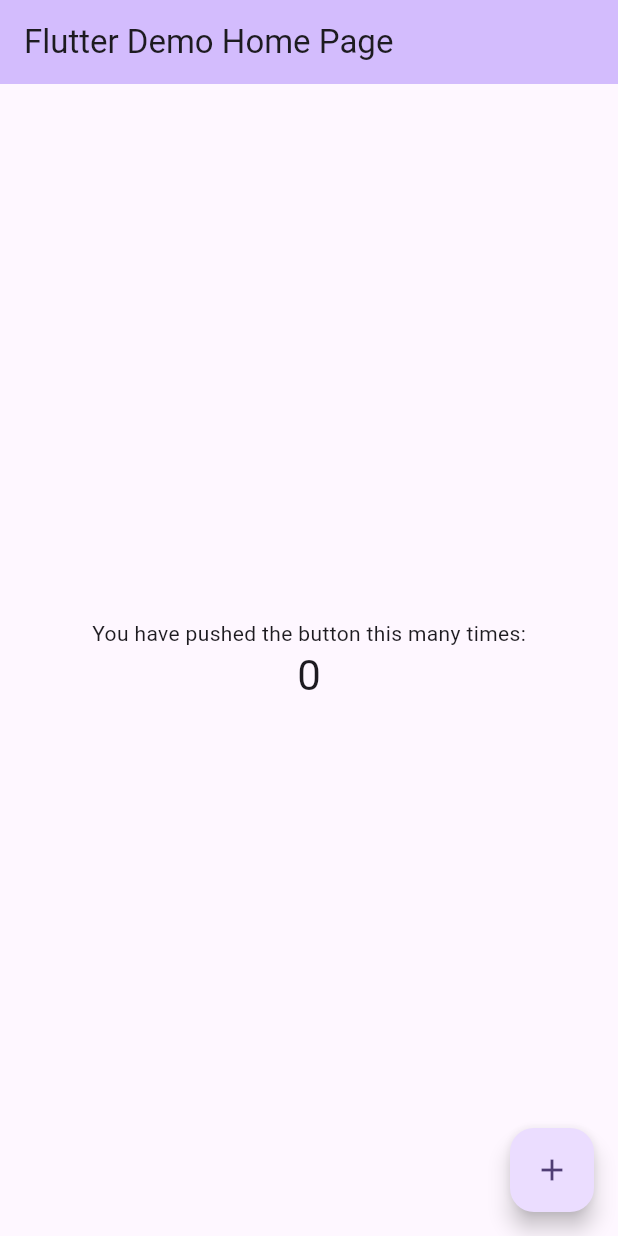
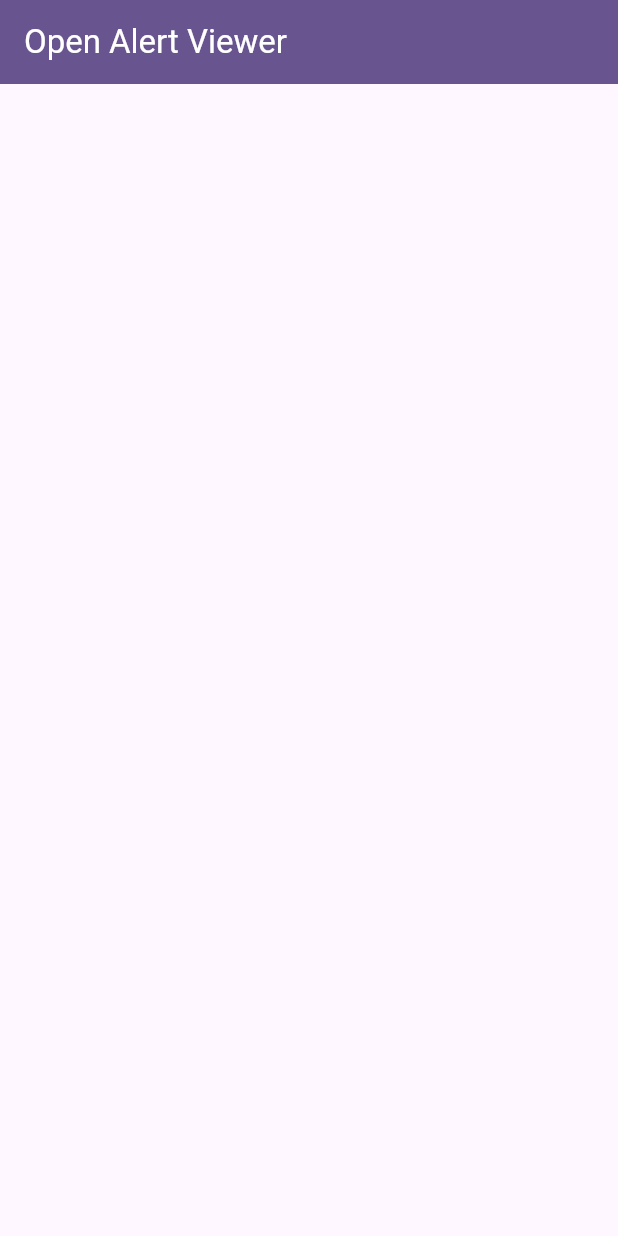
Before and after one commit to leaf-node/open_alert_viewer, a Flutter app: the screen it shows after launch, on a phone screen of 412 x 824 dp. Run offline on Flutter 3.47's test engine with Material 3 defaults, Android fonts, the phone set to English and light mode, and no system bars.

Commit message:
Relocate code, display empty Scaffold

```diff
--- a/lib/main.dart
+++ b/lib/main.dart
@@ -1,125 +1,7 @@
 import 'package:flutter/material.dart';
+
+import 'view/app.dart';
 
 void main() {
   runApp(const MyApp());
 }
-
-class MyApp extends StatelessWidget {
-  const MyApp({super.key});
-
-  // This widget is the root of your application.
-  @override
-  Widget build(BuildContext context) {
-    return MaterialApp(
-      title: 'Flutter Demo',
-      theme: ThemeData(
-        // This is the theme of your application.
-        //
-        // TRY THIS: Try running your application with "flutter run". You'll see
-        // the application has a purple toolbar. Then, without quitting the app,
-        // try changing the seedColor in the colorScheme below to Colors.green
-        // and then invoke "hot reload" (save your changes or press the "hot
-        // reload" button in a Flutter-supported IDE, or press "r" if you used
-        // the command line to start the app).
-        //
-        // Notice that the counter didn't reset back to zero; the application
-        // state is not lost during the reload. To reset the state, use hot
-        // restart instead.
-        //
-        // This works for code too, not just values: Most code changes can be
-        // tested with just a hot reload.
-        colorScheme: ColorScheme.fromSeed(seedColor: Colors.deepPurple),
-        useMaterial3: true,
-      ),
-      home: const MyHomePage(title: 'Flutter Demo Home Page'),
-    );
-  }
-}
-
-class MyHomePage extends StatefulWidget {
-  const MyHomePage({super.key, required this.title});
-
-  // This widget is the home page of your application. It is stateful, meaning
-  // that it has a State object (defined below) that contains fields that affect
-  // how it looks.
-
-  // This class is the configuration for the state. It holds the values (in this
-  // case the title) provided by the parent (in this case the App widget) and
-  // used by the build method of the State. Fields in a Widget subclass are
-  // always marked "final".
-
-  final String title;
-
-  @override
-  State<MyHomePage> createState() => _MyHomePageState();
-}
-
-class _MyHomePageState extends State<MyHomePage> {
-  int _counter = 0;
-
-  void _incrementCounter() {
-    setState(() {
-      // This call to setState tells the Flutter framework that something has
-      // changed in this State, which causes it to rerun the build method below
-      // so that the display can reflect the updated values. If we changed
-      // _counter without calling setState(), then the build method would not be
-      // called again, and so nothing would appear to happen.
-      _counter++;
-    });
-  }
-
-  @override
-  Widget build(BuildContext context) {
-    // This method is rerun every time setState is called, for instance as done
-    // by the _incrementCounter method above.
-    //
-    // The Flutter framework has been optimized to make rerunning build methods
-    // fast, so that you can just rebuild anything that needs updating rather
-    // than having to individually change instances of widgets.
-    return Scaffold(
-      appBar: AppBar(
-        // TRY THIS: Try changing the color here to a specific color (to
-        // Colors.amber, perhaps?) and trigger a hot reload to see the AppBar
-        // change color while the other colors stay the same.
-        backgroundColor: Theme.of(context).colorScheme.inversePrimary,
-        // Here we take the value from the MyHomePage object that was created by
-        // the App.build method, and use it to set our appbar title.
-        title: Text(widget.title),
-      ),
-      body: Center(
-        // Center is a layout widget. It takes a single child and positions it
-        // in the middle of the parent.
-        child: Column(
-          // Column is also a layout widget. It takes a list of children and
-          // arranges them vertically. By default, it sizes itself to fit its
-          // children horizontally, and tries to be as tall as its parent.
-          //
-          // Column has various properties to control how it sizes itself and
-          // how it positions its children. Here we use mainAxisAlignment to
-          // center the children vertically; the main axis here is the vertical
-          // axis because Columns are vertical (the cross axis would be
-          // horizontal).
-          //
-          // TRY THIS: Invoke "debug painting" (choose the "Toggle Debug Paint"
-          // action in the IDE, or press "p" in the console), to see the
-          // wireframe for each widget.
-          mainAxisAlignment: MainAxisAlignment.center,
-          children: <Widget>[
-            const Text(
-              'You have pushed the button this many times:',
-            ),
-            Text(
-              '$_counter',
-              style: Theme.of(context).textTheme.headlineMedium,
-            ),
-          ],
-        ),
-      ),
-      floatingActionButton: FloatingActionButton(
-        onPressed: _incrementCounter,
-        tooltip: 'Increment',
-        child: const Icon(Icons.add),
-      ), // This trailing comma makes auto-formatting nicer for build methods.
-    );
-  }
-}
--- /dev/null
+++ b/lib/view/alerts.dart
@@ -0,0 +1,19 @@
+import 'package:flutter/material.dart';
+
+class Alerts extends StatelessWidget {
+  const Alerts({super.key, required this.title});
+
+  final String title;
+
+  @override
+  Widget build(BuildContext context) {
+    return Scaffold(
+      appBar: AppBar(
+        backgroundColor: Theme.of(context).colorScheme.primary,
+        foregroundColor: Theme.of(context).colorScheme.onPrimary,
+        title: Text(title),
+      ),
+      body: const Center(child: Column(children: [])),
+    );
+  }
+}
--- /dev/null
+++ b/lib/view/app.dart
@@ -0,0 +1,21 @@
+import 'package:flutter/material.dart';
+
+import 'alerts.dart';
+
+class MyApp extends StatelessWidget {
+  const MyApp({super.key});
+
+  @override
+  Widget build(BuildContext context) {
+    return MaterialApp(
+      title: 'Open Alert Viewer',
+      theme: ThemeData(
+        colorScheme: ColorScheme.fromSeed(seedColor: Colors.deepPurple),
+        useMaterial3: true,
+      ),
+      home: const Alerts(
+        title: 'Open Alert Viewer',
+      ),
+    );
+  }
+}
```
Also changed, not shown: 1 other file.
